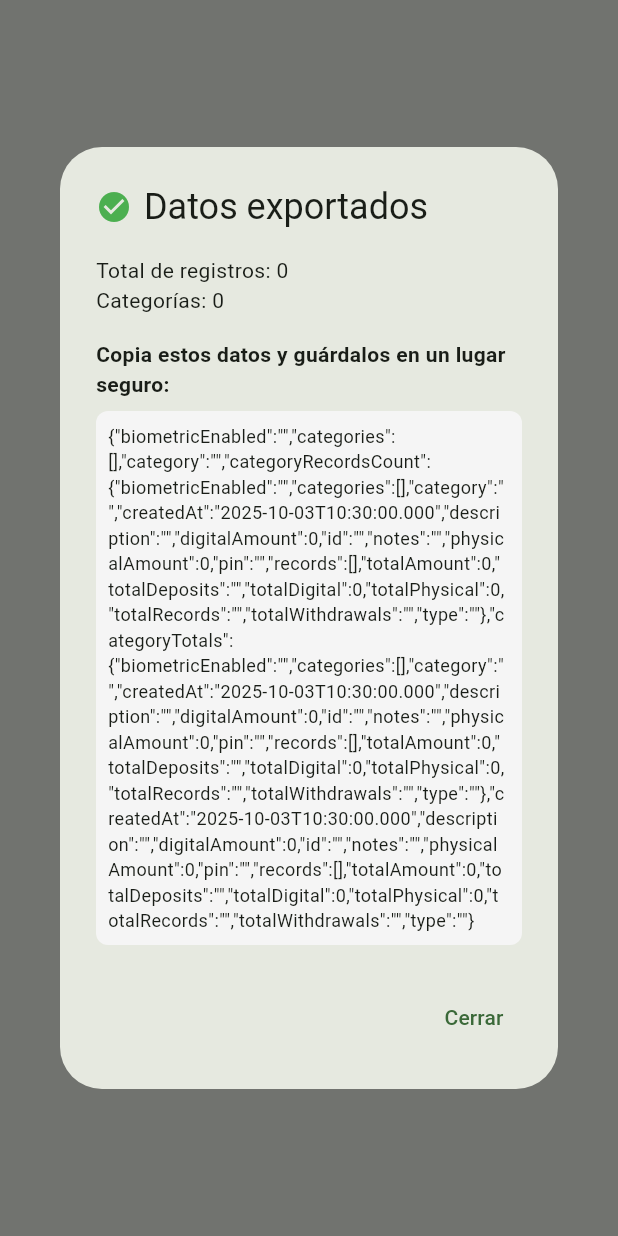
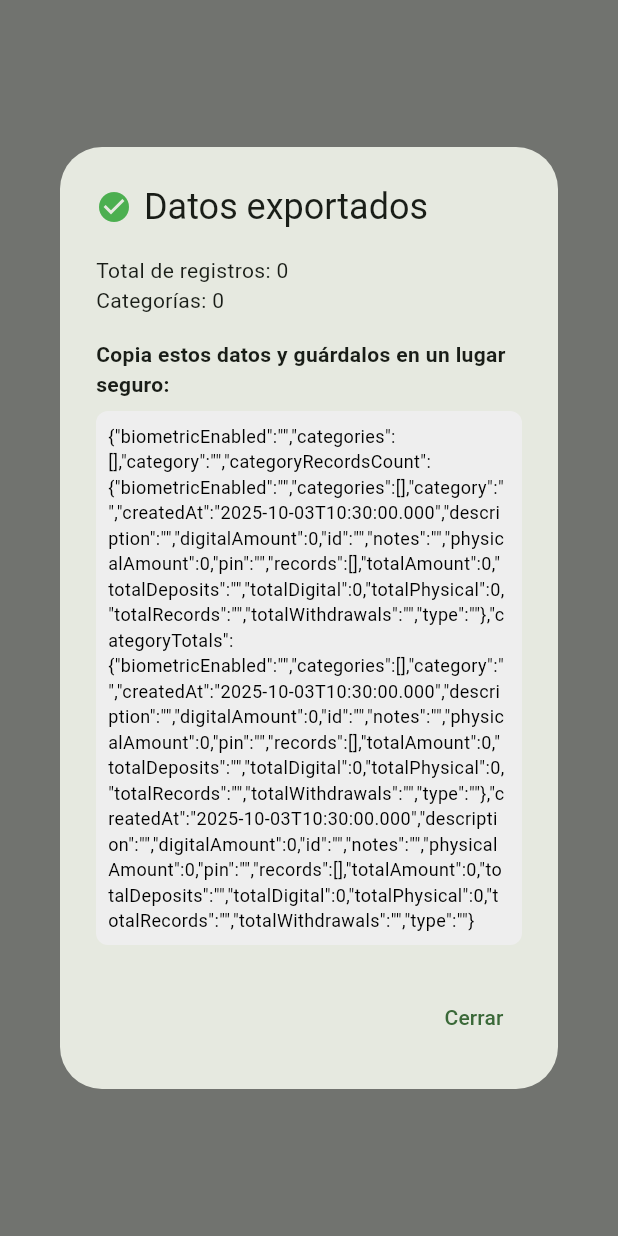
Before and after one commit to Mentitos/finanzaslibre, a Flutter app: what showExportDialog() shows on an empty page, opened directly with empty values, on a phone screen of 412 x 824 dp. Run offline on Flutter 3.47's test engine with Material 3 defaults, Android fonts, the phone set to English and light mode, and no system bars; our stand-ins replace local_auth, shared_preferences; missing offline and left inert: fuzzywuzzy, local_auth_android; accounts and stored records are empty.

Commit message:
exportar oscuro

```diff
--- a/finanzas/lib/screens/dialogs/export_import_dialogs.dart
+++ b/finanzas/lib/screens/dialogs/export_import_dialogs.dart
@@ -8,7 +8,14 @@ class ExportImportDialogs {
     Map<String, dynamic> data,
     int recordsCount,
     int categoriesCount,
+
   ) {
+      final isDarkMode = Theme.of(context).brightness == Brightness.dark;
+  final containerColor = isDarkMode ? Colors.grey[800] : Colors.grey[200];
+  final textColor = isDarkMode ? Colors.white : Colors.black;
+
+
+
     showDialog(
       context: context,
       builder: (context) => AlertDialog(
@@ -35,14 +42,17 @@ class ExportImportDialogs {
               Container(
                 padding: const EdgeInsets.all(8),
                 decoration: BoxDecoration(
-                  color: Colors.grey[100],
-                  borderRadius: BorderRadius.circular(8),
-                ),
-                child: SelectableText(
-                  jsonEncode(data),
-                  style: const TextStyle(fontSize: 12),
-                ),
+                color: containerColor,
+                borderRadius: BorderRadius.circular(8),
               ),
+              child: SelectableText(
+                jsonEncode(data),
+                style: TextStyle(
+                fontSize: 12,
+                color: textColor,
+    ),
+  ),
+)
             ],
           ),
         ),
```
